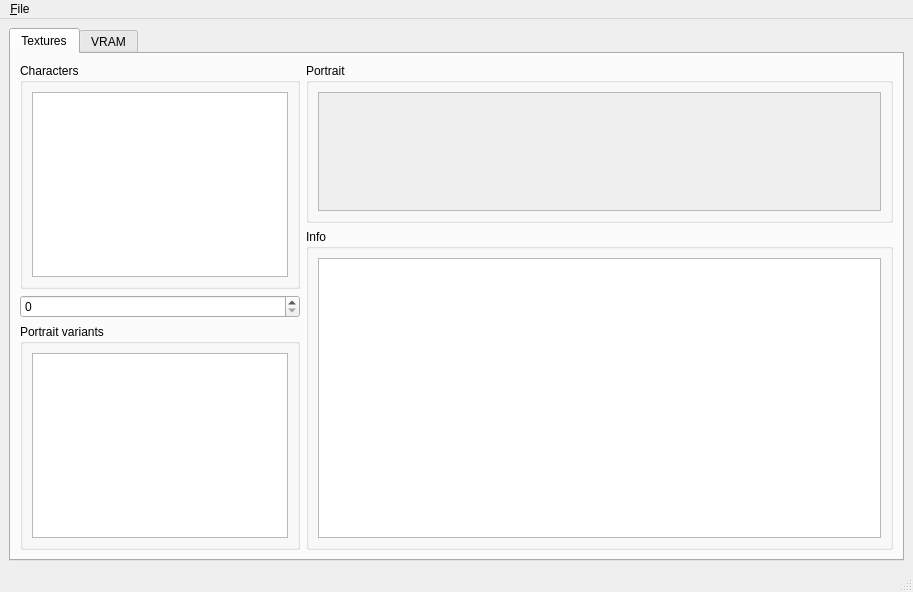
Before: the Qt Designer form MainWindow.ui in czajowaty/ad_resources_dumper, drawn with Qt 5.
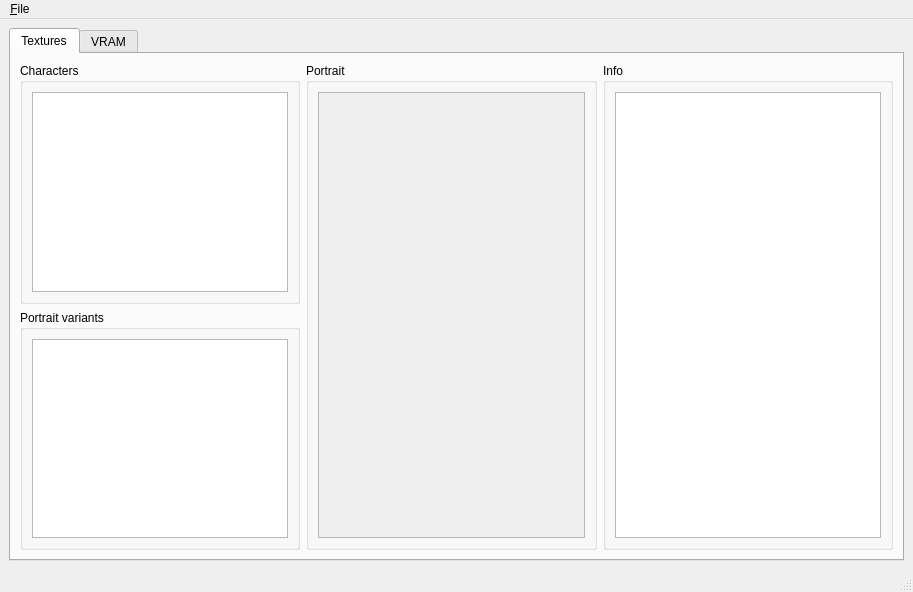
After: the same form once the commit is applied.

```diff
--- a/MainWindow.ui
+++ b/MainWindow.ui
@@ -24,71 +24,17 @@
        <attribute name="title">
         <string>Textures</string>
        </attribute>
-       <layout class="QGridLayout" name="gridLayout" columnstretch="0,1">
-        <item row="0" column="0">
-         <layout class="QVBoxLayout" name="verticalLayout" stretch="0,0,0">
-          <item>
-           <widget class="QGroupBox" name="groupBox">
-            <property name="title">
-             <string>Characters</string>
-            </property>
-            <layout class="QVBoxLayout" name="verticalLayout_2">
-             <item>
-              <widget class="QListWidget" name="characterListWidget">
-               <property name="sizePolicy">
-                <sizepolicy hsizetype="Minimum" vsizetype="Expanding">
-                 <horstretch>0</horstretch>
-                 <verstretch>0</verstretch>
-                </sizepolicy>
-               </property>
-              </widget>
-             </item>
-            </layout>
-           </widget>
-          </item>
-          <item>
-           <widget class="QSpinBox" name="spinBox"/>
-          </item>
-          <item>
-           <widget class="QGroupBox" name="groupBox_2">
-            <property name="title">
-             <string>Portrait variants</string>
-            </property>
-            <layout class="QVBoxLayout" name="verticalLayout_3">
-             <item>
-              <widget class="QListWidget" name="variantsListWidget">
-               <property name="sizePolicy">
-                <sizepolicy hsizetype="Minimum" vsizetype="Expanding">
-                 <horstretch>0</horstretch>
-                 <verstretch>0</verstretch>
-                </sizepolicy>
-               </property>
-               <property name="selectionBehavior">
-                <enum>QAbstractItemView::SelectItems</enum>
-               </property>
-              </widget>
-             </item>
-            </layout>
-           </widget>
-          </item>
-         </layout>
-        </item>
+       <layout class="QGridLayout" name="gridLayout" columnstretch="0,0">
         <item row="0" column="1">
-         <layout class="QVBoxLayout" name="verticalLayout_4" stretch="1,2">
+         <layout class="QHBoxLayout" name="horizontalLayout_5" stretch="1,1">
           <item>
            <widget class="QGroupBox" name="groupBox_3">
             <property name="title">
              <string>Portrait</string>
             </property>
-            <layout class="QHBoxLayout" name="horizontalLayout_5">
+            <layout class="QVBoxLayout" name="verticalLayout_5">
              <item>
-              <widget class="QScrollArea" name="scrollArea">
-               <property name="sizePolicy">
-                <sizepolicy hsizetype="Minimum" vsizetype="Minimum">
-                 <horstretch>0</horstretch>
-                 <verstretch>0</verstretch>
-                </sizepolicy>
-               </property>
+              <widget class="QScrollArea" name="portraitScrollArea">
                <property name="widgetResizable">
                 <bool>true</bool>
                </property>
@@ -97,8 +43,8 @@
                  <rect>
                   <x>0</x>
                   <y>0</y>
-                  <width>563</width>
-                  <height>125</height>
+                  <width>268</width>
+                  <height>452</height>
                  </rect>
                 </property>
                 <widget class="QLabel" name="textureLabel">
@@ -156,6 +102,51 @@
           </item>
          </layout>
         </item>
+        <item row="0" column="0">
+         <layout class="QVBoxLayout" name="verticalLayout" stretch="0,0">
+          <item>
+           <widget class="QGroupBox" name="groupBox">
+            <property name="title">
+             <string>Characters</string>
+            </property>
+            <layout class="QVBoxLayout" name="verticalLayout_2">
+             <item>
+              <widget class="QListWidget" name="characterListWidget">
+               <property name="sizePolicy">
+                <sizepolicy hsizetype="Minimum" vsizetype="Expanding">
+                 <horstretch>0</horstretch>
+                 <verstretch>0</verstretch>
+                </sizepolicy>
+               </property>
+              </widget>
+             </item>
+            </layout>
+           </widget>
+          </item>
+          <item>
+           <widget class="QGroupBox" name="groupBox_2">
+            <property name="title">
+             <string>Portrait variants</string>
+            </property>
+            <layout class="QVBoxLayout" name="verticalLayout_3">
+             <item>
+              <widget class="QListWidget" name="variantsListWidget">
+               <property name="sizePolicy">
+                <sizepolicy hsizetype="Minimum" vsizetype="Expanding">
+                 <horstretch>0</horstretch>
+                 <verstretch>0</verstretch>
+                </sizepolicy>
+               </property>
+               <property name="selectionBehavior">
+                <enum>QAbstractItemView::SelectItems</enum>
+               </property>
+              </widget>
+             </item>
+            </layout>
+           </widget>
+          </item>
+         </layout>
+        </item>
        </layout>
       </widget>
       <widget class="QWidget" name="vramTab">
```
Left out of the diff: 18 changed lines with no effect on the pictures.
